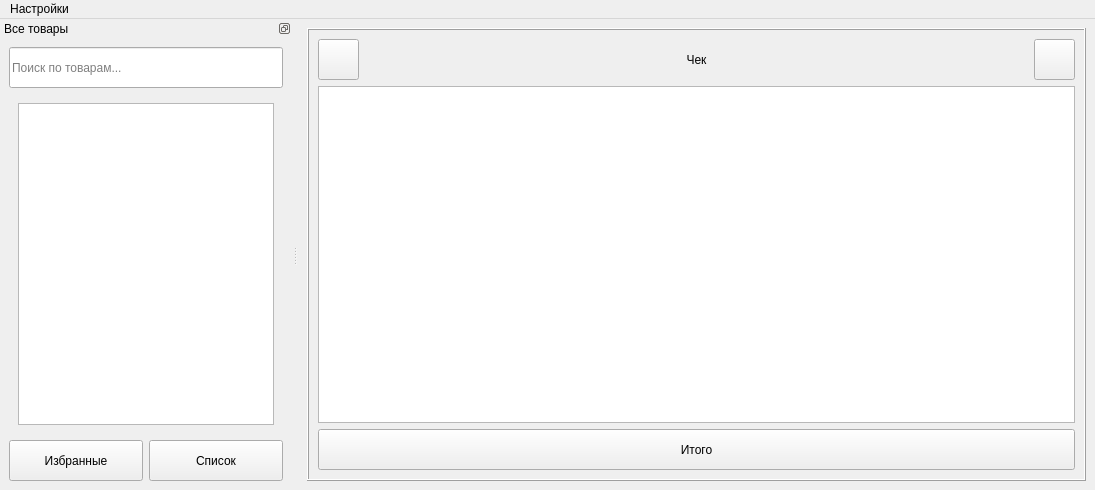
Before: the Qt Designer form ui/design.ui in CralixRaev/qtCashier, drawn with Qt 5.
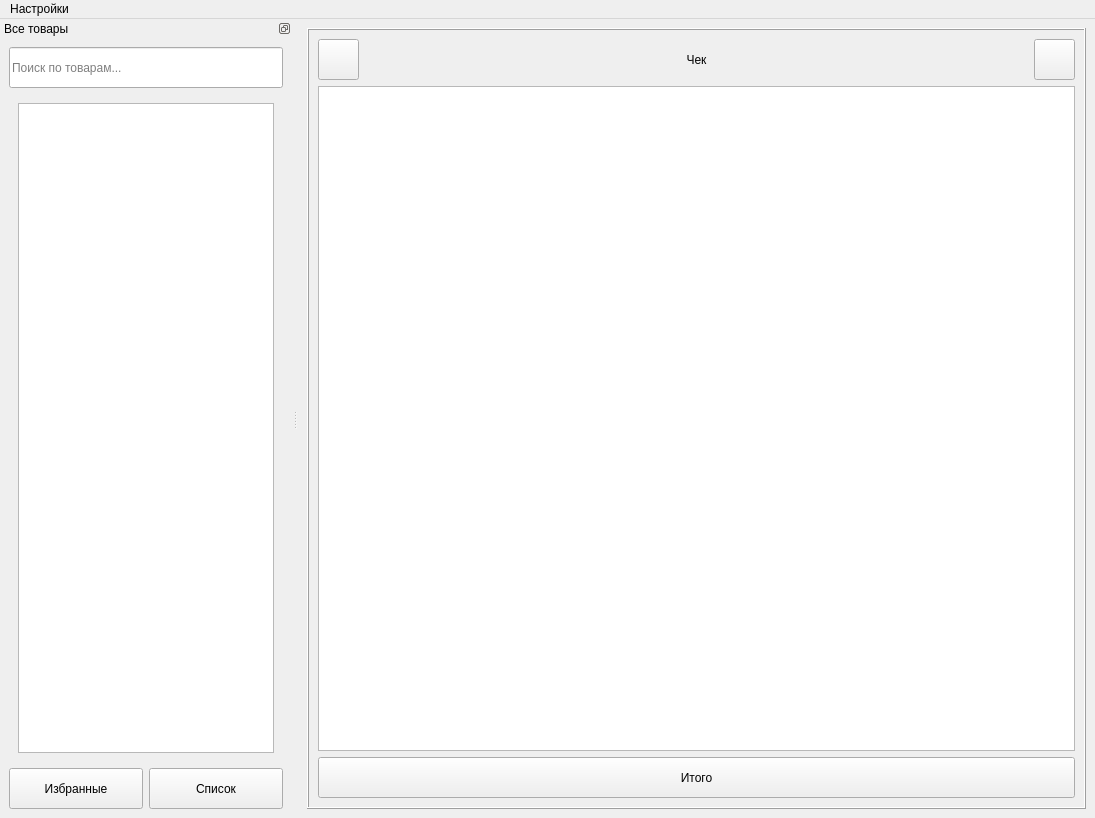
After: the same form once the commit is applied. Icons and pictures are not drawn.

Patch:
```diff
--- a/ui/design.ui
+++ b/ui/design.ui
@@ -7,9 +7,15 @@
     <x>0</x>
     <y>0</y>
     <width>1095</width>
-    <height>490</height>
+    <height>818</height>
    </rect>
   </property>
+  <property name="sizePolicy">
+   <sizepolicy hsizetype="Expanding" vsizetype="Expanding">
+    <horstretch>0</horstretch>
+    <verstretch>0</verstretch>
+   </sizepolicy>
+  </property>
   <property name="contextMenuPolicy">
    <enum>Qt::DefaultContextMenu</enum>
   </property>
@@ -326,11 +332,8 @@
         <layout class="QVBoxLayout" name="verticalLayout_3">
          <item>
           <widget class="QListWidget" name="productsList">
-           <property name="sizePolicy">
-            <sizepolicy hsizetype="Ignored" vsizetype="Ignored">
-             <horstretch>0</horstretch>
-             <verstretch>0</verstretch>
-            </sizepolicy>
+           <property name="sizeAdjustPolicy">
+            <enum>QAbstractScrollArea::AdjustToContents</enum>
            </property>
           </widget>
          </item>
```
Left out of the diff: 4 changed lines with no effect on the pictures.
